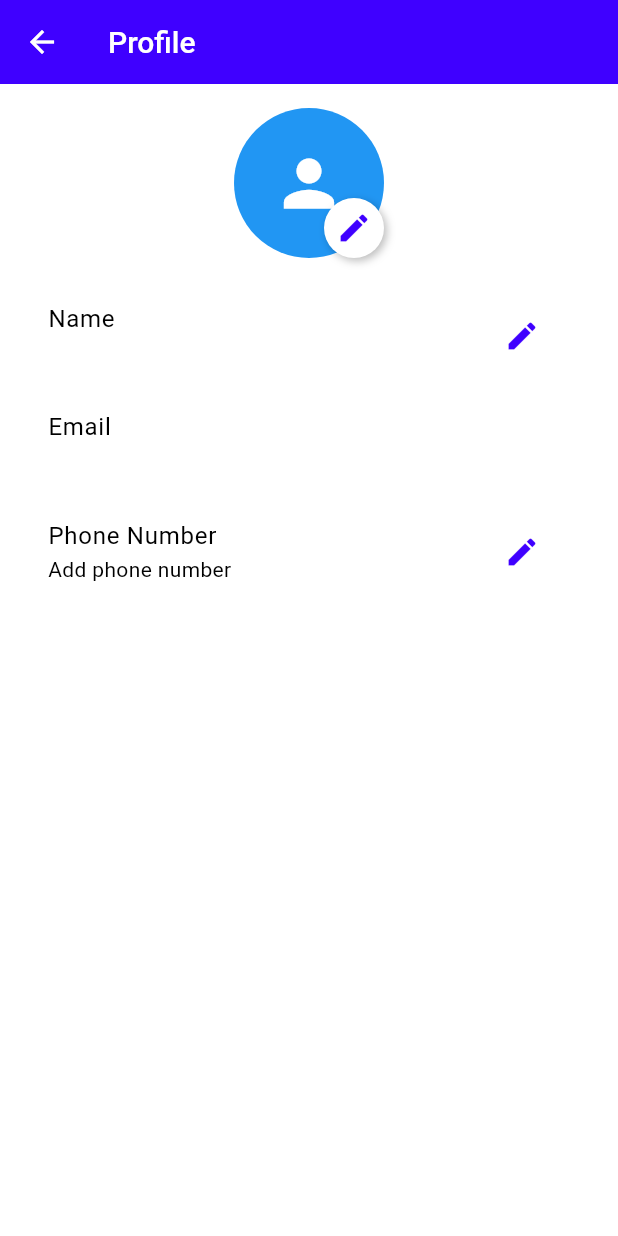
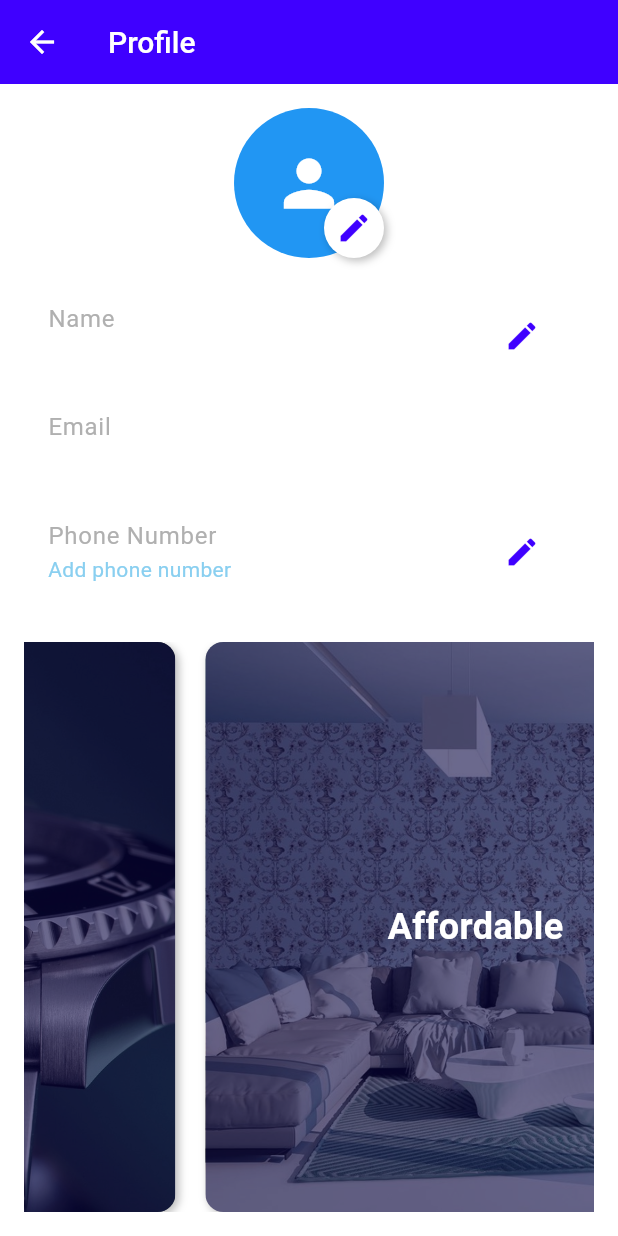
Before and after one commit to Iam-Arnold/OrderIn-App-Spherical-, a Flutter app: the ProfilePage screen opened directly, after a tap on the "edit" icon, on a phone screen of 412 x 824 dp. Run offline on Flutter 3.47's test engine with Material 3 defaults, Android fonts, the phone set to English and light mode, and no system bars; our stand-ins replace carousel_slider, cloud_firestore, firebase_auth, firebase_core, firebase_storage, flutter_signin_button and 4 more; accounts and stored records are empty; project files that could hold a hidden picture were left out.

Commit message:
profile page

```diff
--- a/lib/pages/profile_page.dart
+++ b/lib/pages/profile_page.dart
@@ -1,9 +1,14 @@
+import 'dart:async';
 import 'package:flutter/material.dart';
 import 'package:provider/provider.dart';
 import 'package:image_picker/image_picker.dart';
 import '../provider/user_provider.dart';
 import '../provider/theme_provider.dart';
 import '../utils/colors.dart';
+import 'home_page.dart'; // Replace with your actual import
+import 'order_tracking_page.dart'; // Replace with your actual import
+import './favourite_retailer.dart'; // Replace with your actual import
+//import 'become_retailer_page.dart'; // Replace with your actual import
 
 class ProfilePage extends StatefulWidget {
   @override
@@ -14,6 +19,9 @@ class _ProfilePageState extends State<ProfilePage> {
   final ImagePicker _picker = ImagePicker();
   TextEditingController _nameController = TextEditingController();
   TextEditingController _phoneController = TextEditingController();
+  late PageController _pageController;
+  late Timer _timer;
+  int _currentPage = 0;
 
   @override
   void initState() {
@@ -21,6 +29,28 @@ class _ProfilePageState extends State<ProfilePage> {
     UserProvider userProvider = Provider.of<UserProvider>(context, listen: false);
     _nameController.text = userProvider.userName;
     _phoneController.text = userProvider.userPhoneNumber;
+
+    _pageController = PageController(initialPage: 0);
+    _timer = Timer.periodic(Duration(seconds: 3), (Timer timer) {
+      if (_currentPage < 3) {
+        _currentPage++;
+      } else {
+        _currentPage = 0;
+      }
+
+      _pageController.animateToPage(
+        _currentPage,
+        duration: Duration(milliseconds: 800),
+        curve: Curves.easeInOut,
+      );
+    });
+  }
+
+  @override
+  void dispose() {
+    _timer.cancel();
+    _pageController.dispose();
+    super.dispose();
   }
 
   Future<void> _pickImage(UserProvider userProvider) async {
@@ -36,11 +66,19 @@ class _ProfilePageState extends State<ProfilePage> {
       builder: (context) {
         return AlertDialog(
           title: Text(title),
-          content: TextField(
-            controller: controller,
-            decoration: InputDecoration(
-              labelText: title,
-              hintText: 'Enter $title',
+          content: Container(
+            width: MediaQuery.of(context).size.width * 0.7, // Reduced width
+            height: 100, // Reduced height
+            child: Column(
+              children: [
+                TextField(
+                  controller: controller,
+                  decoration: InputDecoration(
+                    labelText: title,
+                    hintText: 'Enter $title',
+                  ),
+                ),
+              ],
             ),
           ),
           actions: [
@@ -58,6 +96,53 @@ class _ProfilePageState extends State<ProfilePage> {
           ],
         );
       },
+    );
+  }
+
+  Widget _buildSlidingCard({
+    required String title,
+    required String imagePath,
+  }) {
+    return Container(
+      margin: EdgeInsets.symmetric(horizontal: 10.0),
+      decoration: BoxDecoration(
+        borderRadius: BorderRadius.circular(12.0),
+        boxShadow: [
+          BoxShadow(
+            color: Colors.black26,
+            blurRadius: 4,
+            offset: Offset(2, 2),
+          ),
+        ],
+      ),
+      child: ClipRRect(
+        borderRadius: BorderRadius.circular(12.0),
+        child: Stack(
+          children: [
+            Image.asset(
+              imagePath,
+              fit: BoxFit.cover,
+              width: double.infinity,
+              height: double.infinity,
+            ),
+            Container(
+              decoration: BoxDecoration(
+                color: AppColors.darkBlue.withOpacity(0.6),
+              ),
+            ),
+            Center(
+              child: Text(
+                title,
+                style: TextStyle(
+                  color: Colors.white,
+                  fontSize: 24,
+                  fontWeight: FontWeight.bold,
+                ),
+              ),
+            ),
+          ],
+        ),
+      ),
     );
   }
 
@@ -115,8 +200,8 @@ class _ProfilePageState extends State<ProfilePage> {
                 ),
                 SizedBox(height: 16),
                 ListTile(
-                  title: Text('Name'),
-                  subtitle: Text(userProvider.userName),
+                  title: Text('Name', style: TextStyle(color: AppColors.grey)),
+                  subtitle: Text(userProvider.userName, style: TextStyle(color: AppColors.lightBlue)),
                   trailing: IconButton(
                     icon: Icon(Icons.edit, color: AppColors.ultramarineBlue),
                     onPressed: () => _showEditDialog(
@@ -130,12 +215,12 @@ class _ProfilePageState extends State<ProfilePage> {
                   ),
                 ),
                 ListTile(
-                  title: Text('Email'),
-                  subtitle: Text(userProvider.userEmail),
+                  title: Text('Email', style: TextStyle(color: AppColors.grey)),
+                  subtitle: Text(userProvider.userEmail, style: TextStyle(color: AppColors.lightBlue)),
                 ),
                 ListTile(
-                  title: Text('Phone Number'),
-                  subtitle: Text(userProvider.userPhoneNumber.isNotEmpty ? userProvider.userPhoneNumber : 'Add phone number'),
+                  title: Text('Phone Number', style: TextStyle(color: AppColors.grey)),
+                  subtitle: Text(userProvider.userPhoneNumber.isNotEmpty ? userProvider.userPhoneNumber : 'Add phone number', style: TextStyle(color: AppColors.lightBlue)),
                   trailing: IconButton(
                     icon: Icon(Icons.edit, color: AppColors.ultramarineBlue),
                     onPressed: () => _showEditDialog(
@@ -148,6 +233,30 @@ class _ProfilePageState extends State<ProfilePage> {
                     ),
                   ),
                 ),
+                SizedBox(height: 24),
+                Expanded(
+                  child: PageView(
+                    controller: _pageController,
+                    children: [
+                      _buildSlidingCard(
+                        title: 'Quality',
+                        imagePath: 'assets/quality.jpg',
+                      ),
+                      _buildSlidingCard(
+                        title: 'Affordable',
+                        imagePath: 'assets/affordable.jpg',
+                      ),
+                      _buildSlidingCard(
+                        title: 'Trust',
+                        imagePath: 'assets/trust.jpg',
+                      ),
+                      _buildSlidingCard(
+                        title: 'Transparent',
+                        imagePath: 'assets/transparent.jpg',
+                      ),
+                    ],
+                  ),
+                ),
               ],
             ),
           ),
--- a/lib/provider/user_provider.dart
+++ b/lib/provider/user_provider.dart
@@ -3,7 +3,6 @@ import 'package:flutter/foundation.dart';
 import 'package:firebase_auth/firebase_auth.dart';
 import 'package:cloud_firestore/cloud_firestore.dart';
 import 'package:firebase_storage/firebase_storage.dart';
-import 'package:image_picker/image_picker.dart';
 
 class UserProvider with ChangeNotifier {
   String _userName = '';
@@ -11,40 +10,68 @@ class UserProvider with ChangeNotifier {
   String _userProfilePicture = '';
   String _userPhoneNumber = '';
 
+  // Previous values
+  String _previousUserName = '';
+  String _previousUserProfilePicture = '';
+  String _previousUserPhoneNumber = '';
+
   String get userName => _userName;
   String get userEmail => _userEmail;
   String get userProfilePicture => _userProfilePicture;
   String get userPhoneNumber => _userPhoneNumber;
 
   UserProvider() {
-    initializeUser().then((_) {
-      FirebaseAuth.instance.authStateChanges().listen((User? user) {
-        if (user != null) {
-          fetchUserDetails(user);
-        }
-      });
+    FirebaseAuth.instance.authStateChanges().listen((User? user) {
+      if (user != null) {
+        fetchUserDetails(user);
+      } else {
+        _clearUserData(); // Clear user data if not logged in
+      }
     });
-  }
-
-  Future<void> initializeUser() async {
-    User? user = FirebaseAuth.instance.currentUser;
-    if (user != null) {
-      await fetchUserDetails(user);
-    }
   }
 
   Future<void> fetchUserDetails(User user) async {
     try {
       DocumentSnapshot userDoc = await FirebaseFirestore.instance.collection('users').doc(user.uid).get();
+
       if (userDoc.exists) {
         Map<String, dynamic>? userData = userDoc.data() as Map<String, dynamic>?;
+
         if (userData != null) {
+          // Fetch details from Firestore
           _userName = userData['name'] ?? '';
           _userProfilePicture = userData['profilePicture'] ?? '';
           _userEmail = user.email ?? '';
           _userPhoneNumber = userData['phoneNumber'] ?? '';
+
+          // Store the initial values as previous values
+          _previousUserName = _userName;
+          _previousUserProfilePicture = _userProfilePicture;
+          _previousUserPhoneNumber = _userPhoneNumber;
+
           notifyListeners();
         }
+      } else {
+        // User document does not exist, so create it
+        await FirebaseFirestore.instance.collection('users').doc(user.uid).set({
+          'name': user.displayName ?? '',
+          'profilePicture': user.photoURL ?? '',
+          'email': user.email ?? '',
+          'phoneNumber': '',
+        });
+
+        // Set local user details
+        _userName = user.displayName ?? '';
+        _userProfilePicture = user.photoURL ?? '';
+        _userEmail = user.email ?? '';
+        _userPhoneNumber = '';
+
+        // Store the initial values as previous values
+        _previousUserName = _userName;
+        _previousUserProfilePicture = _userProfilePicture;
+        _previousUserPhoneNumber = _userPhoneNumber;
+
+        notifyListeners();
       }
     } catch (e) {
       print("Error fetching user details: $e");
@@ -54,6 +81,7 @@ class UserProvider with ChangeNotifier {
   Future<void> updatePhoneNumber(String phoneNumber) async {
     User? user = FirebaseAuth.instance.currentUser;
     if (user != null) {
+      _previousUserPhoneNumber = _userPhoneNumber; // Store previous phone number
       await FirebaseFirestore.instance.collection('users').doc(user.uid).update({
         'phoneNumber': phoneNumber,
       });
@@ -65,6 +93,7 @@ class UserProvider with ChangeNotifier {
   Future<void> updateUserName(String name) async {
     User? user = FirebaseAuth.instance.currentUser;
     if (user != null) {
+      _previousUserName = _userName; // Store previous user name
       await FirebaseFirestore.instance.collection('users').doc(user.uid).update({
         'name': name,
       });
@@ -77,6 +106,7 @@ class UserProvider with ChangeNotifier {
     User? user = FirebaseAuth.instance.currentUser;
     if (user != null) {
       try {
+        _previousUserProfilePicture = _userProfilePicture; // Store previous profile picture
         // Upload image to Firebase Storage
         Reference storageReference = FirebaseStorage.instance.ref().child('profile_pictures/${user.uid}');
         UploadTask uploadTask = storageReference.putFile(File(filePath));
@@ -97,4 +127,40 @@ class UserProvider with ChangeNotifier {
       }
     }
   }
+
+  // Method to revert to previous details
+  Future<void> revertToPreviousDetails() async {
+    User? user = FirebaseAuth.instance.currentUser;
+    if (user != null) {
+      await FirebaseFirestore.instance.collection('users').doc(user.uid).update({
+        'name': _previousUserName,
+        'profilePicture': _previousUserProfilePicture,
+        'phoneNumber': _previousUserPhoneNumber,
+      });
+
+      _userName = _previousUserName;
+      _userProfilePicture = _previousUserProfilePicture;
+      _userPhoneNumber = _previousUserPhoneNumber;
+      notifyListeners();
+    }
+  }
+
+  // Method to logout the user
+  Future<void> logout() async {
+    try {
+      await FirebaseAuth.instance.signOut();
+      _clearUserData();
+      notifyListeners();
+    } catch (e) {
+      print("Error logging out: $e");
+    }
+  }
+
+  // Clear user data
+  void _clearUserData() {
+    _userName = '';
+    _userEmail = '';
+    _userProfilePicture = '';
+    _userPhoneNumber = '';
+  }
 }
--- a/pubspec.yaml
+++ b/pubspec.yaml
@@ -80,6 +80,10 @@ flutter:
     - assets/orderinLogo.png
     - assets/cargoflight.jpg
     - assets/dartorderinLogo.png
+    - assets/trust.jpg
+    - assets/affordable.jpg
+    - assets/quality.jpg
+    - assets/transparent.jpg
     - assets/cargoplane.jpg
 
   # An image asset can refer to one or more resolution-specific "variants", see
```
Also changed, not shown: lib/authentication/google_sign_in.dart (+31 -2 lines), lib/components/menu_drawer.dart (+5 -3 lines), lib/pages/home_page.dart (+6 -5 lines), assets/affordable.jpg (added), assets/quality.jpg (added), assets/transparent.jpg (added), assets/trust.jpg (added).
